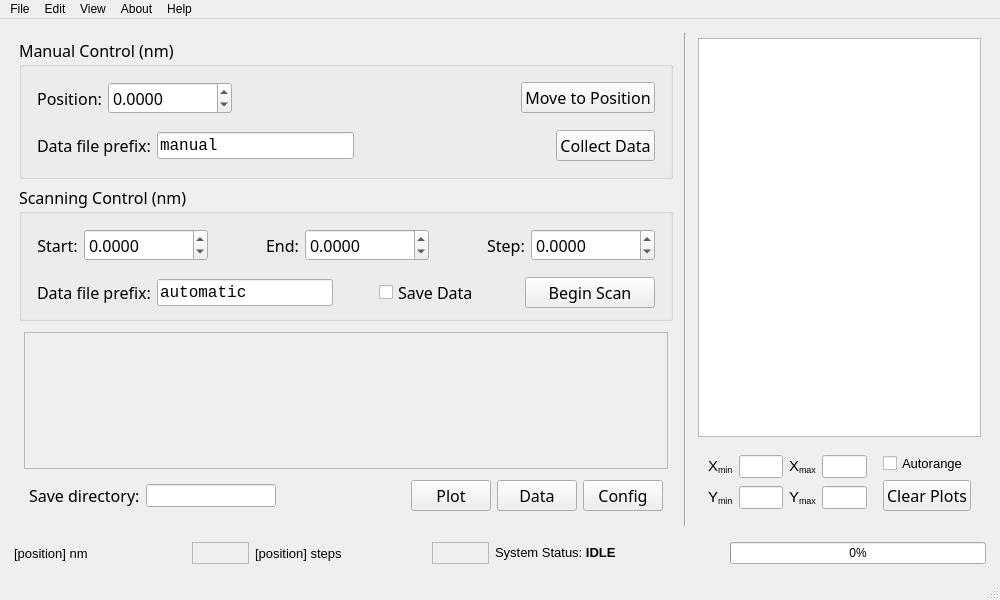
mitbailey/driver_converter, file runnable/mainwindow_mk2.ui: the form before one commit.
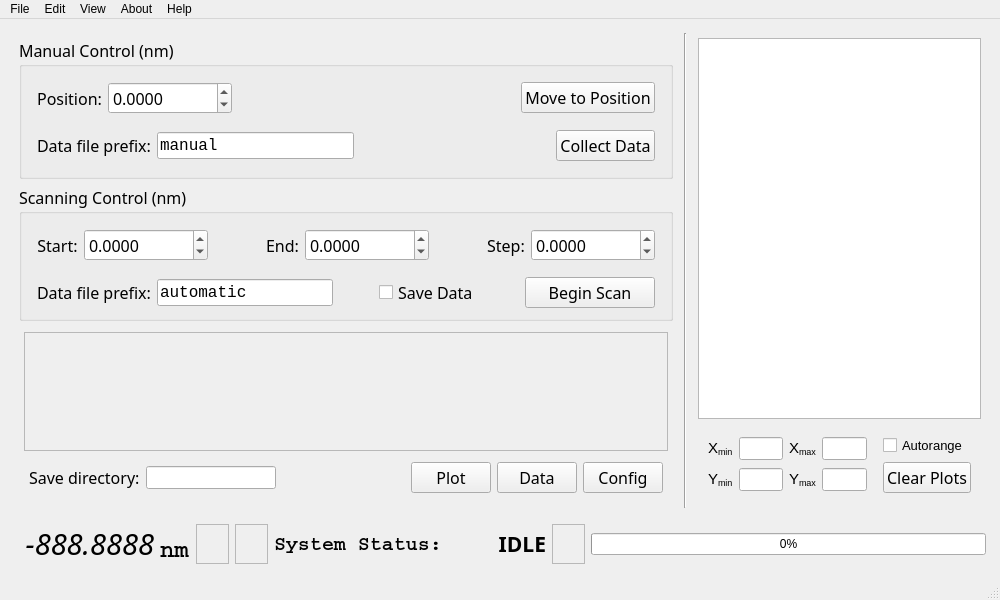
The form after the commit.

Patch:
```diff
--- a/runnable/mainwindow_mk2.ui
+++ b/runnable/mainwindow_mk2.ui
@@ -781,7 +781,7 @@
      </layout>
     </item>
     <item>
-     <layout class="QHBoxLayout" name="horizontalLayout_10" stretch="3,1,3,1,3,1,4">
+     <layout class="QHBoxLayout" name="horizontalLayout_10" stretch="0,0,1,1,0,3,1,12">
       <property name="leftMargin">
        <number>5</number>
       </property>
@@ -796,14 +796,42 @@
       </property>
       <item>
        <widget class="QLabel" name="currpos_nm">
+        <property name="minimumSize">
+         <size>
+          <width>140</width>
+          <height>0</height>
+         </size>
+        </property>
         <property name="font">
          <font>
-          <family>Segoe UI</family>
-          <pointsize>10</pointsize>
+          <family>Digital-7 Mono</family>
+          <pointsize>22</pointsize>
+          <italic>true</italic>
          </font>
         </property>
         <property name="text">
-         <string>[position] nm</string>
+         <string>-888.8888</string>
+        </property>
+        <property name="alignment">
+         <set>Qt::AlignRight|Qt::AlignTrailing|Qt::AlignVCenter</set>
+        </property>
+       </widget>
+      </item>
+      <item>
+       <widget class="QLabel" name="label">
+        <property name="font">
+         <font>
+          <family>Courier</family>
+          <pointsize>18</pointsize>
+          <weight>75</weight>
+          <bold>true</bold>
+         </font>
+        </property>
+        <property name="text">
+         <string>nm</string>
+        </property>
+        <property name="alignment">
+         <set>Qt::AlignBottom|Qt::AlignLeading|Qt::AlignLeft</set>
         </property>
        </widget>
       </item>
@@ -817,19 +845,6 @@
         </property>
        </widget>
       </item>
-      <item>
-       <widget class="QLabel" name="currpos_steps">
-        <property name="font">
-         <font>
-          <family>Segoe UI</family>
-          <pointsize>10</pointsize>
-         </font>
-        </property>
-        <property name="text">
-         <string>[position] steps</string>
-        </property>
-       </widget>
-      </item>
       <item>
        <widget class="QFrame" name="frame_2">
         <property name="frameShape">
@@ -840,36 +855,51 @@
         </property>
        </widget>
       </item>
+      <item>
+       <widget class="QLabel" name="label_2">
+        <property name="font">
+         <font>
+          <family>Courier</family>
+          <pointsize>15</pointsize>
+          <weight>75</weight>
+          <bold>true</bold>
+         </font>
+        </property>
+        <property name="text">
+         <string>System Status:</string>
+        </property>
+       </widget>
+      </item>
       <item>
        <widget class="QLabel" name="status_label">
         <property name="font">
          <font>
-          <family>Segoe UI</family>
-          <pointsize>10</pointsize>
+          <family>Digital-7 Mono</family>
+          <pointsize>16</pointsize>
          </font>
         </property>
         <property name="text">
-         <string>System Status: &lt;b&gt;IDLE&lt;/b&gt;</string>
+         <string>&lt;html&gt;&lt;head/&gt;&lt;body&gt;&lt;p&gt;&lt;span style=&quot; font-weight:600;&quot;&gt;IDLE&lt;/span&gt;&lt;/p&gt;&lt;/body&gt;&lt;/html&gt;</string>
+        </property>
+        <property name="alignment">
+         <set>Qt::AlignRight|Qt::AlignTrailing|Qt::AlignVCenter</set>
         </property>
        </widget>
       </item>
       <item>
-       <spacer name="horizontalSpacer_10">
-        <property name="orientation">
-         <enum>Qt::Horizontal</enum>
+       <widget class="QFrame" name="frame_4">
+        <property name="frameShape">
+         <enum>QFrame::StyledPanel</enum>
         </property>
-        <property name="sizeHint" stdset="0">
-         <size>
-          <width>40</width>
-          <height>20</height>
-         </size>
+        <property name="frameShadow">
+         <enum>QFrame::Raised</enum>
         </property>
-       </spacer>
+       </widget>
       </item>
       <item>
        <widget class="QProgressBar" name="progressbar">
         <property name="sizePolicy">
-         <sizepolicy hsizetype="Fixed" vsizetype="Fixed">
+         <sizepolicy hsizetype="Preferred" vsizetype="Fixed">
           <horstretch>0</horstretch>
           <verstretch>0</verstretch>
          </sizepolicy>
```
Left out of the diff: 3 changed lines with no effect on the pictures.
